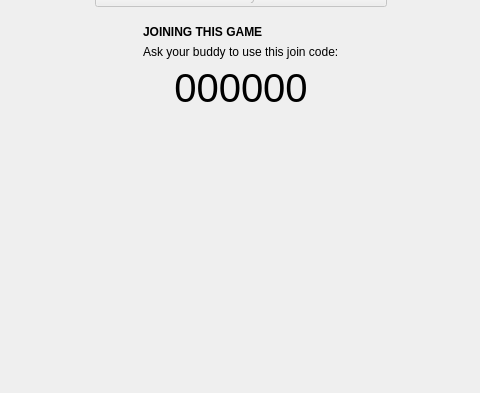
Old version of the form online/createprivategamescreen.ui in the repository vicr123/entertaining-chess; both pictures show x 143 to 623 and y 114 to 507 of the 768 by 507 pixel window.
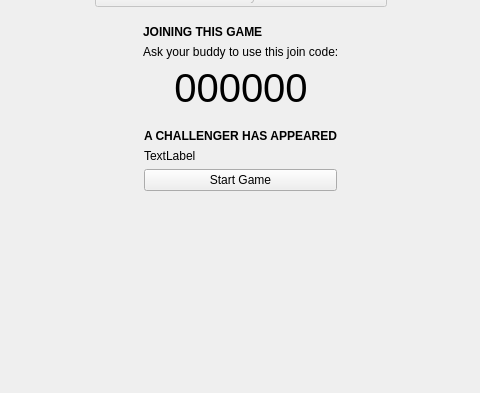
New version of the form. Custom widgets are drawn as their Qt base class.

```diff
--- a/online/createprivategamescreen.ui
+++ b/online/createprivategamescreen.ui
@@ -233,6 +233,39 @@
      </layout>
     </widget>
    </item>
+   <item alignment="Qt::AlignHCenter">
+    <widget class="QWidget" name="challengerWidget" native="true">
+     <layout class="QVBoxLayout" name="verticalLayout_3">
+      <item>
+       <widget class="QLabel" name="label_6">
+        <property name="font">
+         <font>
+          <weight>75</weight>
+          <bold>true</bold>
+         </font>
+        </property>
+        <property name="text">
+         <string>A CHALLENGER HAS APPEARED</string>
+        </property>
+       </widget>
+      </item>
+      <item>
+       <widget class="QLabel" name="challengerMessage">
+        <property name="text">
+         <string notr="true">TextLabel</string>
+        </property>
+       </widget>
+      </item>
+      <item>
+       <widget class="QPushButton" name="startButton">
+        <property name="text">
+         <string>Start Game</string>
+        </property>
+       </widget>
+      </item>
+     </layout>
+    </widget>
+   </item>
    <item>
     <spacer name="verticalSpacer">
      <property name="orientation">
```
